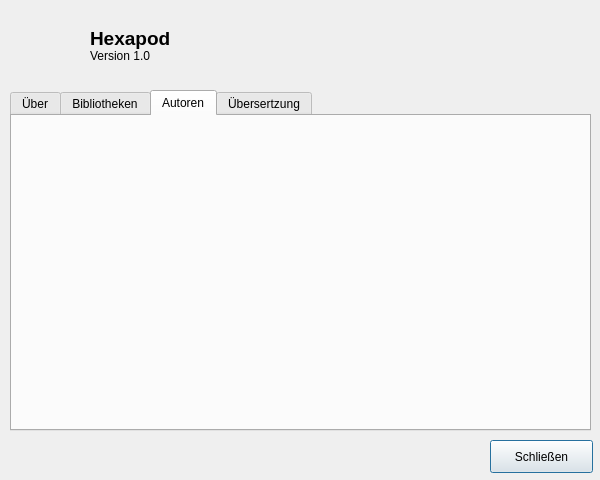
This is Gui/Hexapod/infodialog.ui in amittel/Hexapot_Pini as Qt 5 draws it before an edit. The edited form follows.
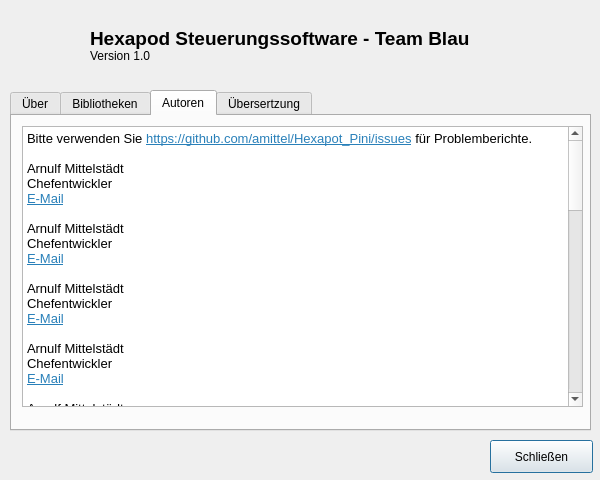
This is the edited form. The open tabs and pages were chosen to show the change. Icons and pictures are not drawn.

Commit message: Cleanup in mainwindow.cpp and updated the dialogs with actual content.

Patch:
```diff
--- a/Gui/Hexapod/infodialog.ui
+++ b/Gui/Hexapod/infodialog.ui
@@ -37,12 +37,12 @@
     <rect>
      <x>90</x>
      <y>20</y>
-     <width>121</width>
+     <width>461</width>
      <height>51</height>
     </rect>
    </property>
    <property name="text">
-    <string>&lt;html&gt;&lt;head/&gt;&lt;body&gt;&lt;p&gt;&lt;span style=&quot; font-size:14pt; font-weight:600;&quot;&gt;Hexapod&lt;br/&gt;&lt;/span&gt;Version 1.0&lt;/p&gt;&lt;/body&gt;&lt;/html&gt;</string>
+    <string>&lt;html&gt;&lt;head/&gt;&lt;body&gt;&lt;p&gt;&lt;span style=&quot; font-size:14pt; font-weight:600;&quot;&gt;Hexapod Steuerungssoftware - Team Blau&lt;br/&gt;&lt;/span&gt;Version 1.0&lt;/p&gt;&lt;/body&gt;&lt;/html&gt;</string>
    </property>
   </widget>
   <widget class="QTabWidget" name="tabWidget">
@@ -71,6 +71,57 @@
     <attribute name="title">
      <string>Autoren</string>
     </attribute>
+    <widget class="QTextBrowser" name="textBrowser">
+     <property name="geometry">
+      <rect>
+       <x>10</x>
+       <y>10</y>
+       <width>561</width>
+       <height>281</height>
+      </rect>
+     </property>
+     <property name="html">
+      <string>&lt;!DOCTYPE HTML PUBLIC &quot;-//W3C//DTD HTML 4.0//EN&quot; &quot;http://www.w3.org/TR/REC-html40/strict.dtd&quot;&gt;
+&lt;html&gt;&lt;head&gt;&lt;meta name=&quot;qrichtext&quot; content=&quot;1&quot; /&gt;&lt;style type=&quot;text/css&quot;&gt;
+p, li { white-space: pre-wrap; }
+&lt;/style&gt;&lt;/head&gt;&lt;body style=&quot; font-family:'Noto Sans'; font-size:10pt; font-weight:400; font-style:normal;&quot;&gt;
+&lt;p style=&quot; margin-top:0px; margin-bottom:0px; margin-left:0px; margin-right:0px; -qt-block-indent:0; text-indent:0px;&quot;&gt;&lt;span style=&quot; font-family:'Noto Sans';&quot;&gt;Bitte verwenden Sie &lt;/span&gt;&lt;a href=&quot;https://github.com/amittel/Hexapot_Pini/issues&quot;&gt;&lt;span style=&quot; font-family:'Noto Sans'; text-decoration: underline; color:#2980b9;&quot;&gt;https://github.com/amittel/Hexapot_Pini/issues&lt;/span&gt;&lt;/a&gt;&lt;span style=&quot; font-family:'Noto Sans';&quot;&gt; für Problemberichte.&lt;br /&gt;&lt;br /&gt;Arnulf Mittelstädt&lt;br /&gt;Chefentwickler&lt;br /&gt;&lt;/span&gt;&lt;a href=&quot;mailto:arnulf.mittelstaedt@fh-bielefeld.de&quot;&gt;&lt;span style=&quot; font-family:'Noto Sans'; text-decoration: underline; color:#2980b9;&quot;&gt;E-Mail&lt;/span&gt;&lt;/a&gt;&lt;/p&gt;
+&lt;p style=&quot;-qt-paragraph-type:empty; margin-top:0px; margin-bottom:0px; margin-left:0px; margin-right:0px; -qt-block-indent:0; text-indent:0px; font-family:'Noto Sans';&quot;&gt;&lt;br /&gt;&lt;/p&gt;
+&lt;p style=&quot; margin-top:0px; margin-bottom:0px; margin-left:0px; margin-right:0px; -qt-block-indent:0; text-indent:0px;&quot;&gt;&lt;span style=&quot; font-family:'Noto Sans';&quot;&gt;Arnulf Mittelstädt&lt;br /&gt;Chefentwickler&lt;br /&gt;&lt;/span&gt;&lt;a href=&quot;mailto:arnulf.mittelstaedt@fh-bielefeld.de&quot;&gt;&lt;span style=&quot; font-family:'Noto Sans'; text-decoration: underline; color:#2980b9;&quot;&gt;E-Mail&lt;/span&gt;&lt;/a&gt;&lt;/p&gt;
+&lt;p style=&quot;-qt-paragraph-type:empty; margin-top:0px; margin-bottom:0px; margin-left:0px; margin-right:0px; -qt-block-indent:0; text-indent:0px; font-family:'Noto Sans';&quot;&gt;&lt;br /&gt;&lt;/p&gt;
+&lt;p style=&quot; margin-top:0px; margin-bottom:0px; margin-left:0px; margin-right:0px; -qt-block-indent:0; text-indent:0px;&quot;&gt;&lt;span style=&quot; font-family:'Noto Sans';&quot;&gt;Arnulf Mittelstädt&lt;br /&gt;Chefentwickler&lt;br /&gt;&lt;/span&gt;&lt;a href=&quot;mailto:arnulf.mittelstaedt@fh-bielefeld.de&quot;&gt;&lt;span style=&quot; font-family:'Noto Sans'; text-decoration: underline; color:#2980b9;&quot;&gt;E-Mail&lt;/span&gt;&lt;/a&gt;&lt;/p&gt;
+&lt;p style=&quot;-qt-paragraph-type:empty; margin-top:0px; margin-bottom:0px; margin-left:0px; margin-right:0px; -qt-block-indent:0; text-indent:0px; font-family:'Noto Sans';&quot;&gt;&lt;br /&gt;&lt;/p&gt;
+&lt;p style=&quot; margin-top:0px; margin-bottom:0px; margin-left:0px; margin-right:0px; -qt-block-indent:0; text-indent:0px;&quot;&gt;&lt;span style=&quot; font-family:'Noto Sans';&quot;&gt;Arnulf Mittelstädt&lt;br /&gt;Chefentwickler&lt;br /&gt;&lt;/span&gt;&lt;a href=&quot;mailto:arnulf.mittelstaedt@fh-bielefeld.de&quot;&gt;&lt;span style=&quot; font-family:'Noto Sans'; text-decoration: underline; color:#2980b9;&quot;&gt;E-Mail&lt;/span&gt;&lt;/a&gt;&lt;/p&gt;
+&lt;p style=&quot;-qt-paragraph-type:empty; margin-top:0px; margin-bottom:0px; margin-left:0px; margin-right:0px; -qt-block-indent:0; text-indent:0px; font-family:'Noto Sans';&quot;&gt;&lt;br /&gt;&lt;/p&gt;
+&lt;p style=&quot; margin-top:0px; margin-bottom:0px; margin-left:0px; margin-right:0px; -qt-block-indent:0; text-indent:0px;&quot;&gt;&lt;span style=&quot; font-family:'Noto Sans';&quot;&gt;Arnulf Mittelstädt&lt;br /&gt;Chefentwickler&lt;br /&gt;&lt;/span&gt;&lt;a href=&quot;mailto:arnulf.mittelstaedt@fh-bielefeld.de&quot;&gt;&lt;span style=&quot; font-family:'Noto Sans'; text-decoration: underline; color:#2980b9;&quot;&gt;E-Mail&lt;/span&gt;&lt;/a&gt;&lt;/p&gt;
+&lt;p style=&quot;-qt-paragraph-type:empty; margin-top:0px; margin-bottom:0px; margin-left:0px; margin-right:0px; -qt-block-indent:0; text-indent:0px; font-family:'Noto Sans';&quot;&gt;&lt;br /&gt;&lt;/p&gt;
+&lt;p style=&quot; margin-top:0px; margin-bottom:0px; margin-left:0px; margin-right:0px; -qt-block-indent:0; text-indent:0px;&quot;&gt;&lt;span style=&quot; font-family:'Noto Sans';&quot;&gt;Arnulf Mittelstädt&lt;br /&gt;Chefentwickler&lt;br /&gt;&lt;/span&gt;&lt;a href=&quot;mailto:arnulf.mittelstaedt@fh-bielefeld.de&quot;&gt;&lt;span style=&quot; font-family:'Noto Sans'; text-decoration: underline; color:#2980b9;&quot;&gt;E-Mail&lt;/span&gt;&lt;/a&gt;&lt;/p&gt;
+&lt;p style=&quot;-qt-paragraph-type:empty; margin-top:0px; margin-bottom:0px; margin-left:0px; margin-right:0px; -qt-block-indent:0; text-indent:0px; font-family:'Noto Sans';&quot;&gt;&lt;br /&gt;&lt;/p&gt;
+&lt;p style=&quot; margin-top:0px; margin-bottom:0px; margin-left:0px; margin-right:0px; -qt-block-indent:0; text-indent:0px;&quot;&gt;&lt;span style=&quot; font-family:'Noto Sans';&quot;&gt;Arnulf Mittelstädt&lt;br /&gt;Chefentwickler&lt;br /&gt;&lt;/span&gt;&lt;a href=&quot;mailto:arnulf.mittelstaedt@fh-bielefeld.de&quot;&gt;&lt;span style=&quot; font-family:'Noto Sans'; text-decoration: underline; color:#2980b9;&quot;&gt;E-Mail&lt;/span&gt;&lt;/a&gt;&lt;/p&gt;
+&lt;p style=&quot;-qt-paragraph-type:empty; margin-top:0px; margin-bottom:0px; margin-left:0px; margin-right:0px; -qt-block-indent:0; text-indent:0px; font-family:'Noto Sans';&quot;&gt;&lt;br /&gt;&lt;/p&gt;
+&lt;p style=&quot; margin-top:0px; margin-bottom:0px; margin-left:0px; margin-right:0px; -qt-block-indent:0; text-indent:0px;&quot;&gt;&lt;span style=&quot; font-family:'Noto Sans';&quot;&gt;Arnulf Mittelstädt&lt;br /&gt;Chefentwickler&lt;br /&gt;&lt;/span&gt;&lt;a href=&quot;mailto:arnulf.mittelstaedt@fh-bielefeld.de&quot;&gt;&lt;span style=&quot; font-family:'Noto Sans'; text-decoration: underline; color:#2980b9;&quot;&gt;E-Mail&lt;/span&gt;&lt;/a&gt;&lt;/p&gt;
+&lt;p style=&quot;-qt-paragraph-type:empty; margin-top:0px; margin-bottom:0px; margin-left:0px; margin-right:0px; -qt-block-indent:0; text-indent:0px; font-family:'Noto Sans';&quot;&gt;&lt;br /&gt;&lt;/p&gt;
+&lt;p style=&quot; margin-top:0px; margin-bottom:0px; margin-left:0px; margin-right:0px; -qt-block-indent:0; text-indent:0px;&quot;&gt;&lt;span style=&quot; font-family:'Noto Sans';&quot;&gt;Arnulf Mittelstädt&lt;br /&gt;Chefentwickler&lt;br /&gt;&lt;/span&gt;&lt;a href=&quot;mailto:arnulf.mittelstaedt@fh-bielefeld.de&quot;&gt;&lt;span style=&quot; font-family:'Noto Sans'; text-decoration: underline; color:#2980b9;&quot;&gt;E-Mail&lt;/span&gt;&lt;/a&gt;&lt;/p&gt;
+&lt;p style=&quot;-qt-paragraph-type:empty; margin-top:0px; margin-bottom:0px; margin-left:0px; margin-right:0px; -qt-block-indent:0; text-indent:0px; font-family:'Noto Sans';&quot;&gt;&lt;br /&gt;&lt;/p&gt;
+&lt;p style=&quot; margin-top:0px; margin-bottom:0px; margin-left:0px; margin-right:0px; -qt-block-indent:0; text-indent:0px;&quot;&gt;&lt;span style=&quot; font-family:'Noto Sans';&quot;&gt;Arnulf Mittelstädt&lt;br /&gt;Chefentwickler&lt;br /&gt;&lt;/span&gt;&lt;a href=&quot;mailto:arnulf.mittelstaedt@fh-bielefeld.de&quot;&gt;&lt;span style=&quot; font-family:'Noto Sans'; text-decoration: underline; color:#2980b9;&quot;&gt;E-Mail&lt;/span&gt;&lt;/a&gt;&lt;/p&gt;
+&lt;p style=&quot;-qt-paragraph-type:empty; margin-top:0px; margin-bottom:0px; margin-left:0px; margin-right:0px; -qt-block-indent:0; text-indent:0px; font-family:'Noto Sans';&quot;&gt;&lt;br /&gt;&lt;/p&gt;
+&lt;p style=&quot; margin-top:0px; margin-bottom:0px; margin-left:0px; margin-right:0px; -qt-block-indent:0; text-indent:0px;&quot;&gt;&lt;span style=&quot; font-family:'Noto Sans';&quot;&gt;Arnulf Mittelstädt&lt;br /&gt;Chefentwickler&lt;br /&gt;&lt;/span&gt;&lt;a href=&quot;mailto:arnulf.mittelstaedt@fh-bielefeld.de&quot;&gt;&lt;span style=&quot; font-family:'Noto Sans'; text-decoration: underline; color:#2980b9;&quot;&gt;E-Mail&lt;/span&gt;&lt;/a&gt;&lt;/p&gt;
+&lt;p style=&quot;-qt-paragraph-type:empty; margin-top:0px; margin-bottom:0px; margin-left:0px; margin-right:0px; -qt-block-indent:0; text-indent:0px; font-family:'Noto Sans';&quot;&gt;&lt;br /&gt;&lt;/p&gt;
+&lt;p style=&quot; margin-top:0px; margin-bottom:0px; margin-left:0px; margin-right:0px; -qt-block-indent:0; text-indent:0px;&quot;&gt;&lt;span style=&quot; font-family:'Noto Sans';&quot;&gt;Arnulf Mittelstädt&lt;br /&gt;Chefentwickler&lt;br /&gt;&lt;/span&gt;&lt;a href=&quot;mailto:arnulf.mittelstaedt@fh-bielefeld.de&quot;&gt;&lt;span style=&quot; font-family:'Noto Sans'; text-decoration: underline; color:#2980b9;&quot;&gt;E-Mail&lt;/span&gt;&lt;/a&gt;&lt;/p&gt;
+&lt;p style=&quot;-qt-paragraph-type:empty; margin-top:0px; margin-bottom:0px; margin-left:0px; margin-right:0px; -qt-block-indent:0; text-indent:0px; font-family:'Noto Sans';&quot;&gt;&lt;br /&gt;&lt;/p&gt;
+&lt;p style=&quot; margin-top:0px; margin-bottom:0px; margin-left:0px; margin-right:0px; -qt-block-indent:0; text-indent:0px;&quot;&gt;&lt;span style=&quot; font-family:'Noto Sans';&quot;&gt;Arnulf Mittelstädt&lt;br /&gt;Chefentwickler&lt;br /&gt;&lt;/span&gt;&lt;a href=&quot;mailto:arnulf.mittelstaedt@fh-bielefeld.de&quot;&gt;&lt;span style=&quot; font-family:'Noto Sans'; text-decoration: underline; color:#2980b9;&quot;&gt;E-Mail&lt;/span&gt;&lt;/a&gt;&lt;/p&gt;
+&lt;p style=&quot;-qt-paragraph-type:empty; margin-top:0px; margin-bottom:0px; margin-left:0px; margin-right:0px; -qt-block-indent:0; text-indent:0px; font-family:'Noto Sans';&quot;&gt;&lt;br /&gt;&lt;/p&gt;
+&lt;p style=&quot; margin-top:0px; margin-bottom:0px; margin-left:0px; margin-right:0px; -qt-block-indent:0; text-indent:0px;&quot;&gt;&lt;span style=&quot; font-family:'Noto Sans';&quot;&gt;Arnulf Mittelstädt&lt;br /&gt;Chefentwickler&lt;br /&gt;&lt;/span&gt;&lt;a href=&quot;mailto:arnulf.mittelstaedt@fh-bielefeld.de&quot;&gt;&lt;span style=&quot; font-family:'Noto Sans'; text-decoration: underline; color:#2980b9;&quot;&gt;E-Mail&lt;/span&gt;&lt;/a&gt;&lt;/p&gt;
+&lt;p style=&quot;-qt-paragraph-type:empty; margin-top:0px; margin-bottom:0px; margin-left:0px; margin-right:0px; -qt-block-indent:0; text-indent:0px; font-family:'Noto Sans';&quot;&gt;&lt;br /&gt;&lt;/p&gt;
+&lt;p style=&quot; margin-top:0px; margin-bottom:0px; margin-left:0px; margin-right:0px; -qt-block-indent:0; text-indent:0px;&quot;&gt;&lt;span style=&quot; font-family:'Noto Sans';&quot;&gt;Arnulf Mittelstädt&lt;br /&gt;Chefentwickler&lt;br /&gt;&lt;/span&gt;&lt;a href=&quot;mailto:arnulf.mittelstaedt@fh-bielefeld.de&quot;&gt;&lt;span style=&quot; font-family:'Noto Sans'; text-decoration: underline; color:#2980b9;&quot;&gt;E-Mail&lt;/span&gt;&lt;/a&gt;&lt;/p&gt;
+&lt;p style=&quot;-qt-paragraph-type:empty; margin-top:0px; margin-bottom:0px; margin-left:0px; margin-right:0px; -qt-block-indent:0; text-indent:0px; font-family:'Noto Sans';&quot;&gt;&lt;br /&gt;&lt;/p&gt;
+&lt;p style=&quot;-qt-paragraph-type:empty; margin-top:0px; margin-bottom:0px; margin-left:0px; margin-right:0px; -qt-block-indent:0; text-indent:0px; font-family:'Noto Sans';&quot;&gt;&lt;br /&gt;&lt;/p&gt;
+&lt;p style=&quot;-qt-paragraph-type:empty; margin-top:0px; margin-bottom:0px; margin-left:0px; margin-right:0px; -qt-block-indent:0; text-indent:0px; font-family:'Noto Sans';&quot;&gt;&lt;br /&gt;&lt;/p&gt;
+&lt;p style=&quot;-qt-paragraph-type:empty; margin-top:0px; margin-bottom:0px; margin-left:0px; margin-right:0px; -qt-block-indent:0; text-indent:0px; font-family:'Noto Sans';&quot;&gt;&lt;br /&gt;&lt;/p&gt;
+&lt;p style=&quot;-qt-paragraph-type:empty; margin-top:0px; margin-bottom:0px; margin-left:0px; margin-right:0px; -qt-block-indent:0; text-indent:0px; font-family:'Noto Sans';&quot;&gt;&lt;br /&gt;&lt;/p&gt;
+&lt;p style=&quot;-qt-paragraph-type:empty; margin-top:0px; margin-bottom:0px; margin-left:0px; margin-right:0px; -qt-block-indent:0; text-indent:0px; font-family:'Noto Sans';&quot;&gt;&lt;br /&gt;&lt;/p&gt;&lt;/body&gt;&lt;/html&gt;</string>
+     </property>
+    </widget>
    </widget>
    <widget class="QWidget" name="tab3">
     <attribute name="title">
```
Left out of the diff: 41 changed lines with no effect on the pictures. The commit also changes 6 other files.
